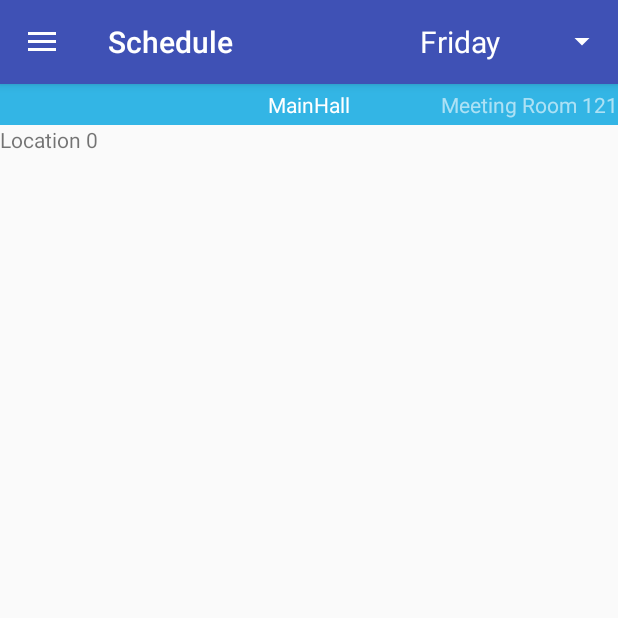
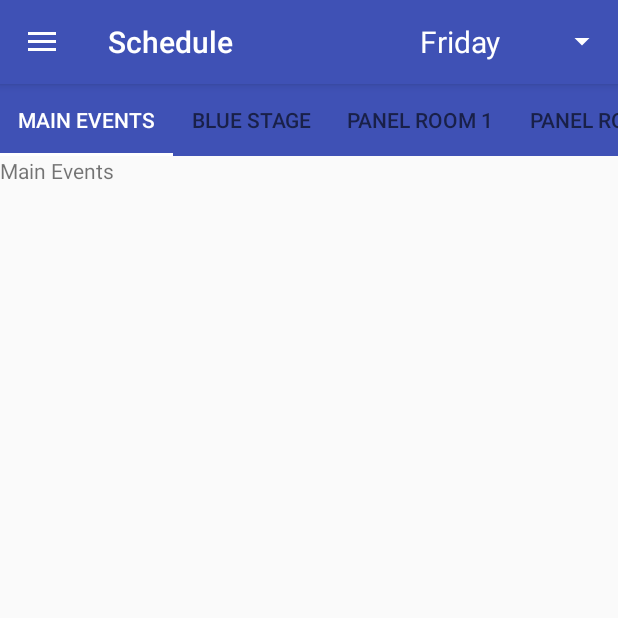
Before and after one commit to chenvictor/anirevo, an Android app: the screen it shows after launch (AniRevo), on a phone screen of 412 x 824 dp, the top half of it. Run offline under Robolectric (Android 15) with nearby library versions, the phone set to English and light mode, and no system bars.

Commit message:
Reworked ArObjects under a Manager to include an ID to be passed for Intent extras. Added ScheduleFragment with TabLayout. Added more events to events.json

```diff
--- a/app/src/main/java/com/example/anirevo/BrowseGuestsFragment.java
+++ b/app/src/main/java/com/example/anirevo/BrowseGuestsFragment.java
@@ -21,7 +21,7 @@ import java.util.List;
 
 public class BrowseGuestsFragment extends Fragment {
 
-    public static final String EXTRA_GUEST_IDX = "cvic.anirevo.EXTRA_GUEST_IDX";
+    public static final String EXTRA_GUEST_ID = "cvic.anirevo.EXTRA_GUEST_ID";
 
     private GridView gridView;
     private CustomAdapter adapter;
@@ -90,7 +90,7 @@ public class BrowseGuestsFragment extends Fragment {
                 public void onClick(View v) {
                     //Move to GuestActivity
                     Intent intent = new Intent(getContext(), GuestActivity.class);
-                    intent.putExtra(EXTRA_GUEST_IDX, i);
+                    intent.putExtra(EXTRA_GUEST_ID, guest.getId());
                     startActivity(intent);
                 }
             });
--- /dev/null
+++ b/app/src/main/java/com/example/anirevo/InvalidIdException.java
@@ -0,0 +1,5 @@
+package com.example.anirevo;
+
+public class InvalidIdException extends Exception {
+
+}
--- a/app/src/main/java/com/example/anirevo/ScheduleFragment.java
+++ b/app/src/main/java/com/example/anirevo/ScheduleFragment.java
@@ -1,5 +1,6 @@
 package com.example.anirevo;
 
+import android.app.ActionBar;
 import android.content.Context;
 import android.os.Bundle;
 import android.support.annotation.NonNull;
@@ -8,11 +9,14 @@ import android.support.design.widget.TabLayout;
 import android.support.v4.app.Fragment;
 import android.support.v4.app.FragmentManager;
 import android.support.v4.app.FragmentPagerAdapter;
+import android.support.v4.app.FragmentStatePagerAdapter;
 import android.support.v4.view.PagerAdapter;
 import android.support.v4.view.ViewPager;
 import android.view.LayoutInflater;
 import android.view.View;
 import android.view.ViewGroup;
+
+import com.example.anirevo.model.LocationManager;
 
 
 /**
@@ -35,20 +39,15 @@ public class ScheduleFragment extends Fragment {
     public void onActivityCreated(@Nullable Bundle savedInstanceState) {
         super.onActivityCreated(savedInstanceState);
 
-//        mTabs = getView().findViewById(R.id.schedule_tabs);
-//        //add 5 tabs temporarily
-//        for (int i = 0; i< 5; i++) {
-//            mTabs.addTab(mTabs.newTab().setText("Tab " + String.valueOf(i)));
-//        }
+        mViewPager = getView().findViewById(R.id.schedule_pager);
+        mAdapter = new CustomPagerAdapter(getActivity().getSupportFragmentManager());
+        mViewPager.setAdapter(mAdapter);
 
-        mAdapter = new CustomPagerAdapter(getActivity().getSupportFragmentManager());
-        mViewPager = getView().findViewById(R.id.schedule_pager);
-        mViewPager.setAdapter(mAdapter);
+        mTabs = getView().findViewById(R.id.schedule_tabs);
+        mTabs.setupWithViewPager(mViewPager);
     }
 
-    class CustomPagerAdapter extends FragmentPagerAdapter {
-
-        String[] tempPages = {"MainHall", "Meeting Room 121", "Vendor Hall - Blue Stage", "Many Locations", "Overflow is used"};
+    class CustomPagerAdapter extends FragmentStatePagerAdapter {
 
         CustomPagerAdapter(FragmentManager fm) {
             super(fm);
@@ -56,19 +55,18 @@ public class ScheduleFragment extends Fragment {
 
         @Override
         public Fragment getItem(int i) {
-            Fragment temp = CalendarFragment.newInstance("Location " + String.valueOf(i));
-            return temp;
+            return CalendarFragment.newInstance(LocationManager.getInstance().getLocation(i).getTitle());
         }
 
         @Override
         public int getCount() {
-            return tempPages.length;
+            return LocationManager.getInstance().size();
         }
 
         @Nullable
         @Override
         public CharSequence getPageTitle(int position) {
-            return tempPages[position];
+            return LocationManager.getInstance().getLocation(position).getTitle();
         }
     }
 }
--- a/app/src/main/java/com/example/anirevo/model/ArEvent.java
+++ b/app/src/main/java/com/example/anirevo/model/ArEvent.java
@@ -9,6 +9,9 @@ public class ArEvent {
     /**
      * Represents an event with a time, location, etc.
      */
+
+    //Reference of the array position in EventManager
+    private int id;
 
     private String title;
     private String date;
@@ -23,7 +26,8 @@ public class ArEvent {
     private Set<ArGuest> guests;
     private Set<ArTag> tags;
 
-    protected ArEvent(String title) {
+    protected ArEvent(String title, int id) {
+        this.id = id;
         this.title = title;
         guests = new HashSet<>();
         tags = new HashSet<>();
@@ -120,4 +124,8 @@ public class ArEvent {
     public void setRestriction(AgeRestriction restriction) {
         this.restriction = restriction;
     }
+
+    public int getId() {
+        return id;
+    }
 }
--- a/app/src/main/java/com/example/anirevo/model/ArGuest.java
+++ b/app/src/main/java/com/example/anirevo/model/ArGuest.java
@@ -6,13 +6,16 @@ import java.util.Set;
 
 public class ArGuest {
 
+    private int id;
+
     private String name;
     private String title;
     private String japanese;
 
     private Set<ArEvent> events;
 
-    public ArGuest(String name) {
+    public ArGuest(String name, int id) {
+        this.id = id;
         this.name = name;
         events = new HashSet<>();
     }
@@ -58,4 +61,8 @@ public class ArGuest {
     public void setJapanese(String japanese) {
         this.japanese = japanese;
     }
+
+    public int getId() {
+        return id;
+    }
 }
--- a/app/src/main/java/com/example/anirevo/model/EventManager.java
+++ b/app/src/main/java/com/example/anirevo/model/EventManager.java
@@ -2,15 +2,19 @@ package com.example.anirevo.model;
 
 import android.support.annotation.NonNull;
 
+import com.example.anirevo.InvalidIdException;
+
+import java.util.ArrayList;
 import java.util.HashSet;
 import java.util.Iterator;
+import java.util.List;
 import java.util.Set;
 
 public class EventManager implements Iterable<ArEvent>{
 
     private static EventManager instance;
 
-    private Set<ArEvent> events;
+    private List<ArEvent> events;
 
     public static EventManager getInstance() {
         if (instance == null) {
@@ -20,7 +24,13 @@ public class EventManager implements Iterable<ArEvent>{
     }
 
     private EventManager() {
-        events = new HashSet<>();
+        events = new ArrayList<>();
+    }
+
+    public ArEvent getEvent(int id) throws InvalidIdException{
+        if (id < 0 || id >= events.size())
+            throw new InvalidIdException();
+        return events.get(id);
     }
 
     public ArEvent getEvent(String title) {
@@ -29,7 +39,7 @@ public class EventManager implements Iterable<ArEvent>{
                 return event;
             }
         }
-        ArEvent newEvent = new ArEvent(title);
+        ArEvent newEvent = new ArEvent(title, events.size());
         events.add(newEvent);
         return newEvent;
     }
--- a/app/src/main/java/com/example/anirevo/model/LocationManager.java
+++ b/app/src/main/java/com/example/anirevo/model/LocationManager.java
@@ -1,13 +1,15 @@
 package com.example.anirevo.model;
 
+import java.util.ArrayList;
 import java.util.HashSet;
+import java.util.List;
 import java.util.Set;
 
 public class LocationManager {
 
     private static LocationManager instance;
 
-    private Set<ArLocation> locations;
+    private List<ArLocation> locations;
 
     public static LocationManager getInstance() {
         if(instance == null) {
@@ -17,7 +19,7 @@ public class LocationManager {
     }
 
     private LocationManager() {
-        locations = new HashSet<>();
+        locations = new ArrayList<>();
     }
 
     public ArLocation getLocation(String title) {
@@ -31,6 +33,14 @@ public class LocationManager {
         return newLoc;
     }
 
+    public int size() {
+        return locations.size();
+    }
+
+    public ArLocation getLocation(int id) {
+        return locations.get(id);
+    }
+
     public void clear() {
         locations.clear();
     }
--- a/app/src/main/res/layout/fragment_schedule.xml
+++ b/app/src/main/res/layout/fragment_schedule.xml
@@ -1,33 +1,25 @@
 <?xml version="1.0" encoding="utf-8"?>
 <LinearLayout xmlns:android="http://schemas.android.com/apk/res/android"
+    xmlns:app="http://schemas.android.com/apk/res-auto"
     xmlns:tools="http://schemas.android.com/tools"
     android:layout_width="match_parent"
     android:layout_height="match_parent"
-    xmlns:app="http://schemas.android.com/apk/res-auto"
+    android:orientation="vertical"
     tools:context=".ScheduleFragment">
 
-    <!--<android.support.design.widget.TabLayout-->
-        <!--android:id="@+id/schedule_tabs"-->
-        <!--android:layout_width="match_parent"-->
-        <!--android:layout_height="wrap_content"-->
-        <!--android:background="@color/colorPrimary"-->
-        <!--app:tabGravity="fill"-->
-        <!--app:tabIndicatorColor="@color/colorAccent"-->
-        <!--app:tabMode="fixed"/>-->
+    <android.support.design.widget.TabLayout
+        android:id="@+id/schedule_tabs"
+        android:layout_width="wrap_content"
+        android:layout_height="wrap_content"
+        android:background="@color/colorPrimary"
+        app:tabGravity="fill"
+        app:tabIndicatorColor="@android:color/white"
+        app:tabMode="scrollable"
+        app:tabSelectedTextColor="@android:color/white" />
 
     <android.support.v4.view.ViewPager
         android:id="@+id/schedule_pager"
         android:layout_width="match_parent"
-        android:layout_height="match_parent">
-        <android.support.v4.view.PagerTitleStrip
-            android:id="@+id/pager_title_strip"
-            android:layout_width="match_parent"
-            android:layout_height="wrap_content"
-            android:layout_gravity="top"
-            android:background="#33b5e5"
-            android:textColor="#fff"
-            android:paddingTop="4dp"
-            android:paddingBottom="4dp" />
-    </android.support.v4.view.ViewPager>
+        android:layout_height="match_parent"></android.support.v4.view.ViewPager>
 
 </LinearLayout>
--- a/app/src/main/res/values/colors.xml
+++ b/app/src/main/res/values/colors.xml
@@ -1,6 +1,6 @@
 <?xml version="1.0" encoding="utf-8"?>
 <resources>
-    <color name="colorPrimary">#3F51B5</color>
+    <color name="colorPrimary">#3f51b5</color>
     <color name="colorPrimaryDark">#303F9F</color>
     <color name="colorAccent">#FF4081</color>
 </resources>
--- a/app/src/main/res/values/strings.xml
+++ b/app/src/main/res/values/strings.xml
@@ -83,4 +83,5 @@
     <string name="pref_ringtone_silent">Silent</string>
 
     <string name="pref_title_vibrate">Vibrate</string>
+    <string name="warning_18">All 18+ panels require an 18+ wristband</string>
 </resources>
```
Also changed, not shown: app/src/main/AndroidManifest.xml (+15 -3 lines), app/src/main/assets/events.json (+164 -0 lines), app/src/main/java/com/example/anirevo/EventActivity.java (added, +67 -0 lines), app/src/main/java/com/example/anirevo/EventsFragment.java (+13 -1 lines), app/src/main/java/com/example/anirevo/GuestActivity.java (+19 -1 lines), app/src/main/java/com/example/anirevo/model/GuestManager.java (+10 -6 lines), app/src/main/res/layout/activity_event.xml (added, +89 -0 lines).
